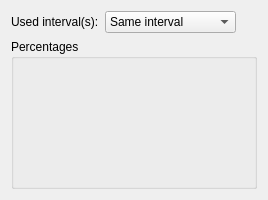
Old version of the form ui_files/ui_percentage_widget.ui in the repository JYU-IBA/potku.
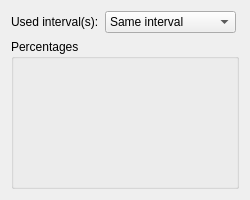
New version of the form.

The edit to the form file:
```diff
--- a/ui_files/ui_percentage_widget.ui
+++ b/ui_files/ui_percentage_widget.ui
@@ -6,7 +6,7 @@
    <rect>
     <x>0</x>
     <y>0</y>
-    <width>268</width>
+    <width>250</width>
     <height>200</height>
    </rect>
   </property>
```
Left out of the diff: 9 changed lines with no effect on the pictures.
